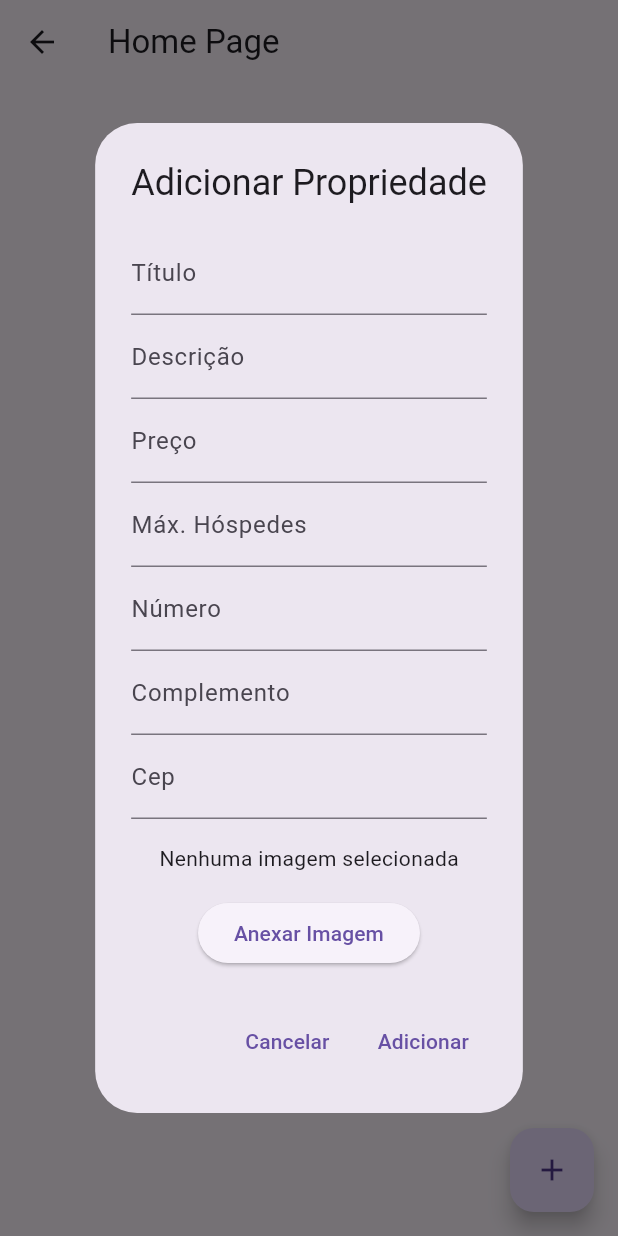
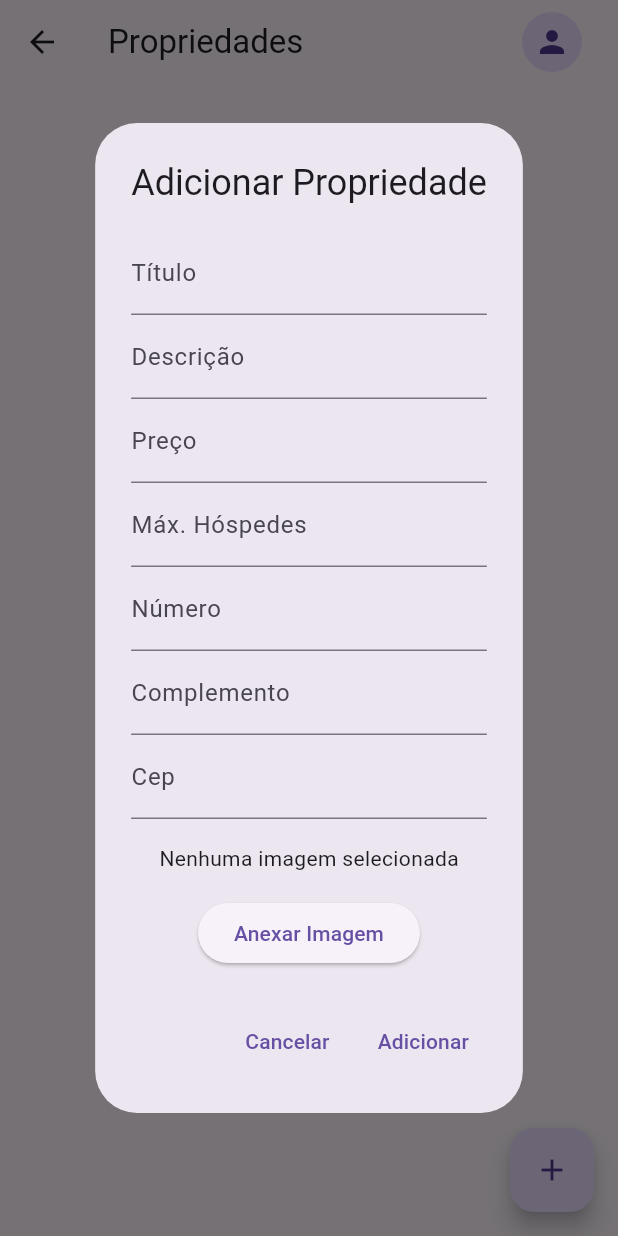
Before and after one commit to JpegPython/sistema_de_reservas_lpdm, a Flutter app: the Home screen opened directly with empty values, after a tap on the "add" icon, on a phone screen of 412 x 824 dp. Run offline on Flutter 3.47's test engine with Material 3 defaults, Android fonts, the phone set to English and light mode, and no system bars; our stand-ins replace file_picker, fluttertoast, sqflite, sqflite_common_ffi; accounts and stored records are empty.

Commit message:
Menu do usuario booking_app (minhas propriedades, deslogar e login) e uma leve alteração no booking_app_user

```diff
--- a/booking_app/lib/home.dart
+++ b/booking_app/lib/home.dart
@@ -238,7 +238,34 @@ void salvarOuAtualizarModal(int operation, {int index = -1}) {
   Widget build(BuildContext context) {
     return Scaffold(
         appBar: AppBar(
-          title: Text('Home Page'),
+          title: Row(
+            mainAxisAlignment: MainAxisAlignment.spaceBetween,
+            children: [
+              const Text('Propriedades'),
+              PopupMenuButton<String>(
+                icon: const CircleAvatar(
+                  child: Icon(Icons.person),
+                ),
+                onSelected: (String result) {
+                  if (result != 'minhas_propriedades') {
+                    Navigator.pop(context);
+                  }
+                },
+                itemBuilder: (BuildContext context) {
+                  return <PopupMenuEntry<String>>[
+                    const PopupMenuItem<String>(
+                      value: 'minhas_propriedades',
+                      child: Text('Minhas Propriedades'),
+                    ),
+                    const PopupMenuItem<String>(
+                      value: 'deslogar',
+                      child: Text('Deslogar'),
+                    ),
+                  ];
+                },
+              ),
+            ],
+          ),
         ),
         floatingActionButton: FloatingActionButton(
             child: Icon(Icons.add),
--- a/booking_app_user/lib/home.dart
+++ b/booking_app_user/lib/home.dart
@@ -122,9 +122,7 @@ class _HomeState extends State<Home> {
                 child: Icon(Icons.person),
               ),
               onSelected: (String result) {
-                if (result == 'minhas_propriedades') {
-
-                } else {
+                if (result != 'minhas_propriedades') {
                   Navigator.pop(context);
                 }
               },
```
